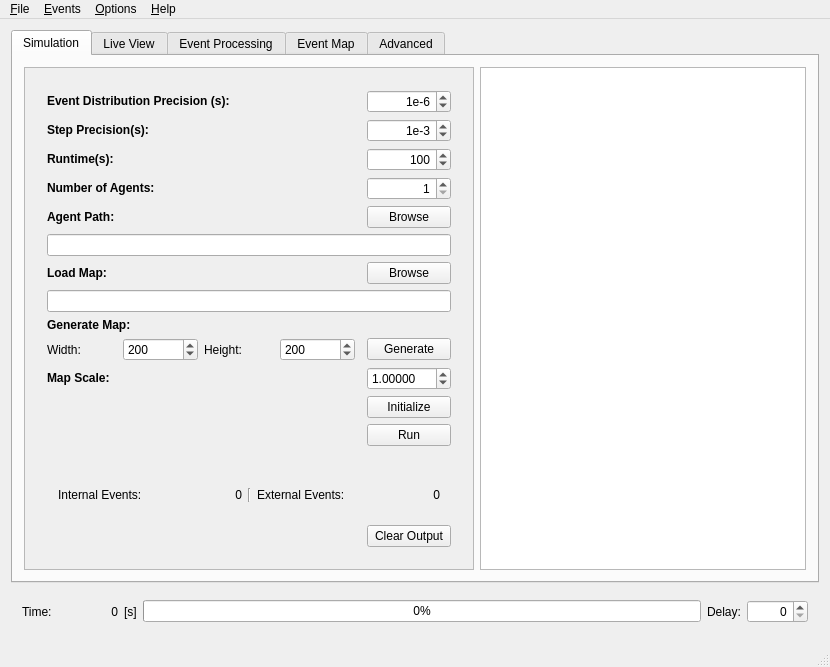
Before: the Qt Designer form mainwindow.ui in sojoe02/RANA, drawn with Qt 5.
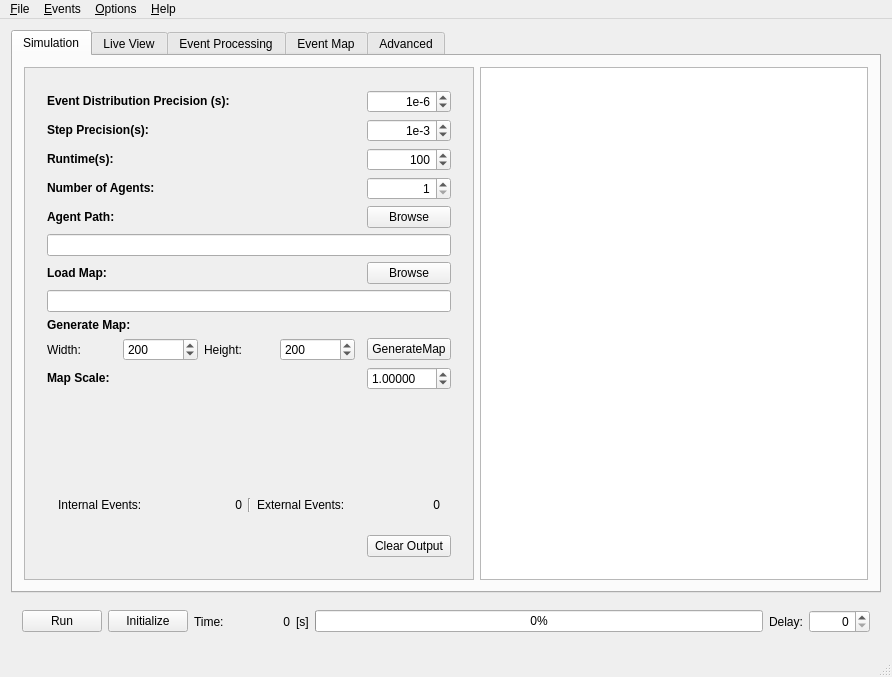
After: the same form once the commit is applied. Icons and pictures are not drawn.

Commit message: should have fixed initialize issues by forcing Qt to wait for the signal queue, moved some buttons around

What changed in the file:
```diff
--- a/mainwindow.ui
+++ b/mainwindow.ui
@@ -6,8 +6,8 @@
    <rect>
     <x>0</x>
     <y>0</y>
-    <width>830</width>
-    <height>657</height>
+    <width>892</width>
+    <height>677</height>
    </rect>
   </property>
   <property name="windowTitle">
@@ -22,7 +22,39 @@
     <item row="2" column="0">
      <widget class="QWidget" name="simGeneralWidget" native="true">
       <layout class="QGridLayout" name="gridLayout_12">
-       <item row="0" column="5">
+       <item row="1" column="6">
+        <widget class="QPushButton" name="generateButton">
+         <property name="sizePolicy">
+          <sizepolicy hsizetype="Preferred" vsizetype="Fixed">
+           <horstretch>0</horstretch>
+           <verstretch>0</verstretch>
+          </sizepolicy>
+         </property>
+         <property name="toolTip">
+          <string>Initialize the simulation and the agents</string>
+         </property>
+         <property name="text">
+          <string>Initialize</string>
+         </property>
+        </widget>
+       </item>
+       <item row="1" column="4">
+        <widget class="QPushButton" name="runButton">
+         <property name="sizePolicy">
+          <sizepolicy hsizetype="Preferred" vsizetype="Fixed">
+           <horstretch>0</horstretch>
+           <verstretch>0</verstretch>
+          </sizepolicy>
+         </property>
+         <property name="toolTip">
+          <string>Start the simulation</string>
+         </property>
+         <property name="text">
+          <string>Run</string>
+         </property>
+        </widget>
+       </item>
+       <item row="1" column="12">
         <widget class="QSpinBox" name="delaySpinBox">
          <property name="toolTip">
           <string>Delay between steps in milliseconds</string>
@@ -38,47 +70,7 @@
          </property>
         </widget>
        </item>
-       <item row="0" column="2">
-        <widget class="QLabel" name="label_10">
-         <property name="text">
-          <string>[s]</string>
-         </property>
-        </widget>
-       </item>
-       <item row="0" column="4">
-        <widget class="QLabel" name="label_9">
-         <property name="text">
-          <string>Delay:</string>
-         </property>
-        </widget>
-       </item>
-       <item row="0" column="0">
-        <widget class="QLabel" name="label_8">
-         <property name="text">
-          <string>Time:</string>
-         </property>
-        </widget>
-       </item>
-       <item row="0" column="1">
-        <widget class="QLabel" name="label_status1">
-         <property name="minimumSize">
-          <size>
-           <width>60</width>
-           <height>0</height>
-          </size>
-         </property>
-         <property name="text">
-          <string>0</string>
-         </property>
-         <property name="alignment">
-          <set>Qt::AlignRight|Qt::AlignTrailing|Qt::AlignVCenter</set>
-         </property>
-         <property name="wordWrap">
-          <bool>false</bool>
-         </property>
-        </widget>
-       </item>
-       <item row="0" column="3">
+       <item row="1" column="10">
         <widget class="QProgressBar" name="progressBar">
          <property name="sizePolicy">
           <sizepolicy hsizetype="MinimumExpanding" vsizetype="Fixed">
@@ -103,6 +95,46 @@
          </property>
         </widget>
        </item>
+       <item row="1" column="8">
+        <widget class="QLabel" name="label_status1">
+         <property name="minimumSize">
+          <size>
+           <width>60</width>
+           <height>0</height>
+          </size>
+         </property>
+         <property name="text">
+          <string>0</string>
+         </property>
+         <property name="alignment">
+          <set>Qt::AlignRight|Qt::AlignTrailing|Qt::AlignVCenter</set>
+         </property>
+         <property name="wordWrap">
+          <bool>false</bool>
+         </property>
+        </widget>
+       </item>
+       <item row="1" column="7">
+        <widget class="QLabel" name="label_8">
+         <property name="text">
+          <string>Time:</string>
+         </property>
+        </widget>
+       </item>
+       <item row="1" column="11">
+        <widget class="QLabel" name="label_9">
+         <property name="text">
+          <string>Delay:</string>
+         </property>
+        </widget>
+       </item>
+       <item row="1" column="9">
+        <widget class="QLabel" name="label_10">
+         <property name="text">
+          <string>[s]</string>
+         </property>
+        </widget>
+       </item>
       </layout>
      </widget>
     </item>
@@ -145,7 +177,7 @@
              <x>0</x>
              <y>0</y>
              <width>448</width>
-             <height>503</height>
+             <height>523</height>
             </rect>
            </property>
            <layout class="QVBoxLayout" name="verticalLayout_2">
@@ -551,16 +583,6 @@
                  </property>
                 </widget>
                </item>
-               <item row="10" column="2">
-                <widget class="QPushButton" name="generateEmptyMapButton">
-                 <property name="toolTip">
-                  <string>Generate an empty (black) map with height,width.</string>
-                 </property>
-                 <property name="text">
-                  <string>Generate</string>
-                 </property>
-                </widget>
-               </item>
                <item row="9" column="0">
                 <widget class="QLabel" name="label_31">
                  <property name="toolTip">
@@ -591,22 +613,6 @@
                  </property>
                 </widget>
                </item>
-               <item row="20" column="2">
-                <widget class="QPushButton" name="runButton">
-                 <property name="sizePolicy">
-                  <sizepolicy hsizetype="Preferred" vsizetype="Fixed">
-                   <horstretch>0</horstretch>
-                   <verstretch>0</verstretch>
-                  </sizepolicy>
-                 </property>
-                 <property name="toolTip">
-                  <string>Start the simulation</string>
-                 </property>
-                 <property name="text">
-                  <string>Run</string>
-                 </property>
-                </widget>
-               </item>
                <item row="1" column="2">
                 <widget class="QSpinBox" name="timeResSpinBox">
                  <property name="sizePolicy">
@@ -647,19 +653,13 @@
                  </property>
                 </widget>
                </item>
-               <item row="19" column="2">
-                <widget class="QPushButton" name="generateButton">
-                 <property name="sizePolicy">
-                  <sizepolicy hsizetype="Preferred" vsizetype="Fixed">
-                   <horstretch>0</horstretch>
-                   <verstretch>0</verstretch>
-                  </sizepolicy>
-                 </property>
+               <item row="10" column="2">
+                <widget class="QPushButton" name="generateEmptyMapButton">
                  <property name="toolTip">
                   <string>Initialize the simulation and the agents</string>
                  </property>
                  <property name="text">
-                  <string>Initialize</string>
+                  <string>GenerateMap</string>
                  </property>
                 </widget>
                </item>
@@ -1610,7 +1610,7 @@
     <rect>
      <x>0</x>
      <y>0</y>
-     <width>830</width>
+     <width>892</width>
      <height>19</height>
     </rect>
    </property>
```
Left out of the diff: 4 changed lines with no effect on the pictures. The commit also changes 4 other files.
